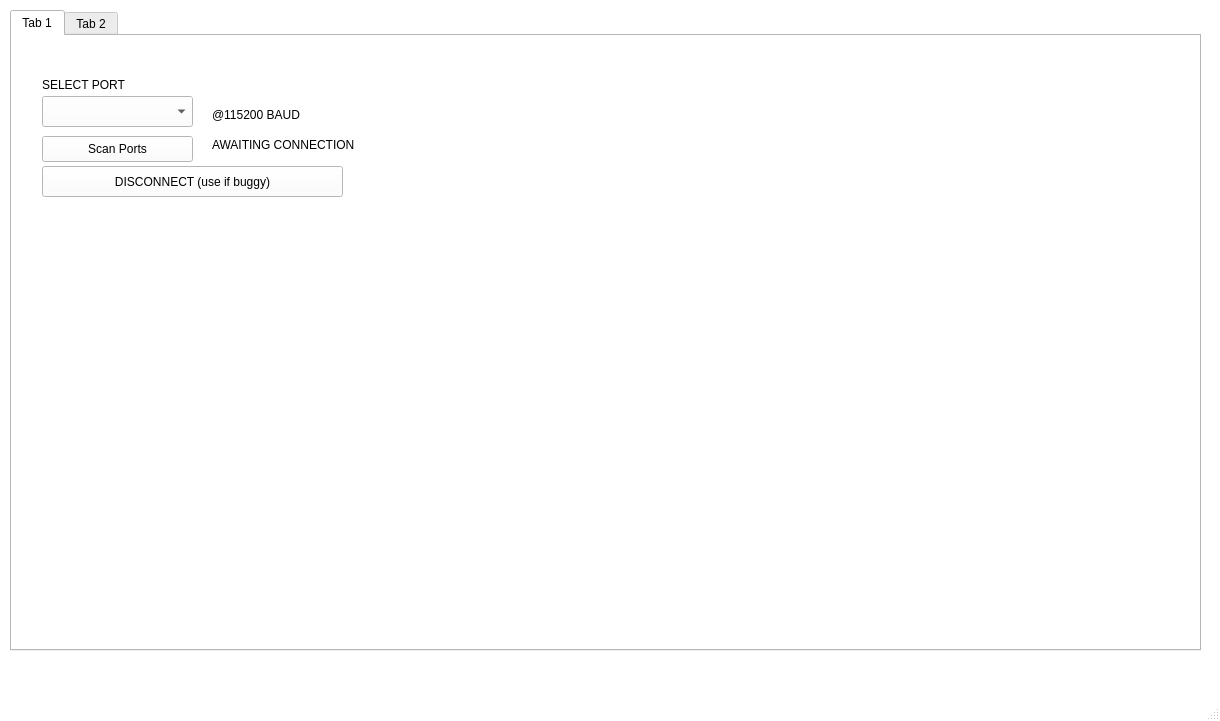
Old version of the form mainwindow.ui in the repository EEE318-project-grp12-2026/Grid-Simulator-Control-Interface.
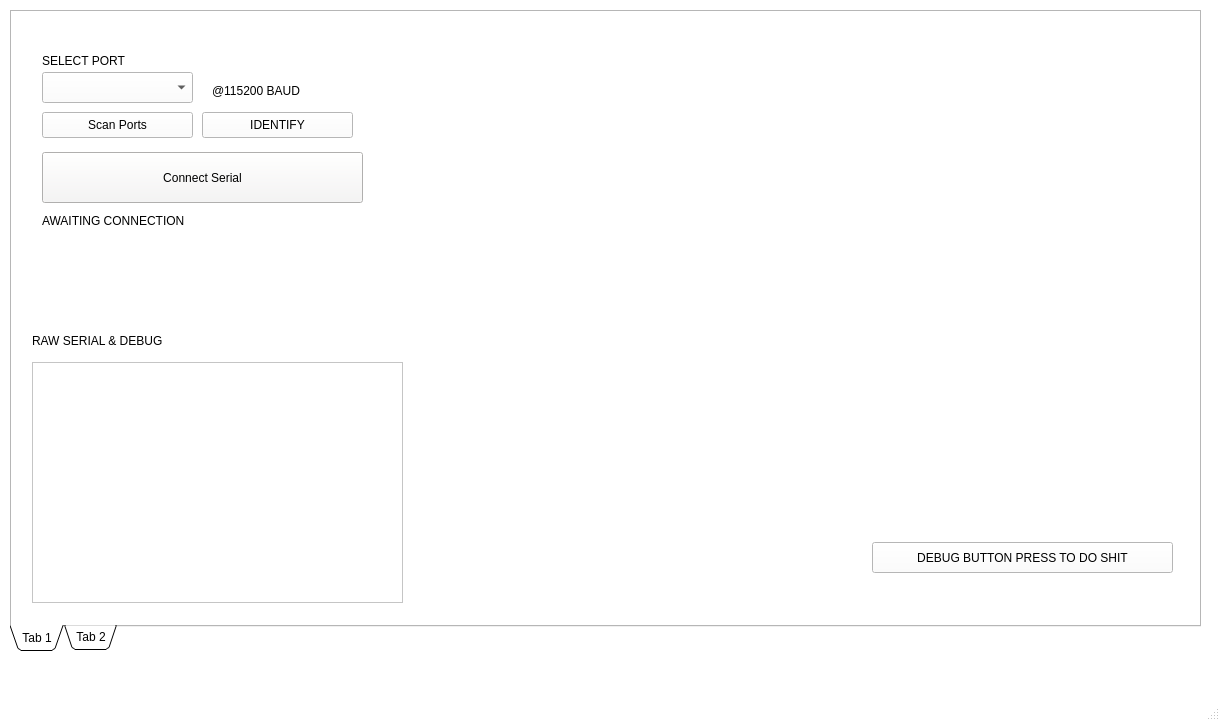
New version of the form. The open tabs and pages were chosen to show the change.

What changed in the file:
```diff
--- a/mainwindow.ui
+++ b/mainwindow.ui
@@ -492,6 +492,12 @@
       <height>641</height>
      </rect>
     </property>
+    <property name="tabPosition">
+     <enum>QTabWidget::TabPosition::South</enum>
+    </property>
+    <property name="tabShape">
+     <enum>QTabWidget::TabShape::Triangular</enum>
+    </property>
     <property name="currentIndex">
      <number>1</number>
     </property>
@@ -551,8 +557,8 @@
      <widget class="QLabel" name="lbl_connStat">
       <property name="geometry">
        <rect>
-        <x>200</x>
-        <y>100</y>
+        <x>30</x>
+        <y>200</y>
         <width>221</width>
         <height>18</height>
        </rect>
@@ -564,14 +570,544 @@
      <widget class="QPushButton" name="pushButton">
       <property name="geometry">
        <rect>
-        <x>30</x>
-        <y>130</y>
+        <x>860</x>
+        <y>530</y>
         <width>301</width>
         <height>31</height>
        </rect>
       </property>
       <property name="text">
-       <string>DISCONNECT (use if buggy)</string>
+       <string>DEBUG BUTTON PRESS TO DO SHIT</string>
+      </property>
+     </widget>
+     <widget class="QPushButton" name="btnConnectSerial">
+      <property name="geometry">
+       <rect>
+        <x>30</x>
+        <y>140</y>
+        <width>321</width>
+        <height>51</height>
+       </rect>
+      </property>
+      <property name="palette">
+       <palette>
+        <active>
+         <colorrole role="WindowText">
+          <brush brushstyle="SolidPattern">
+           <color alpha="255">
+            <red>0</red>
+            <green>0</green>
+            <blue>0</blue>
+           </color>
+          </brush>
+         </colorrole>
+         <colorrole role="Button">
+          <brush brushstyle="SolidPattern">
+           <color alpha="255">
+            <red>246</red>
+            <green>245</green>
+            <blue>244</blue>
+           </color>
+          </brush>
+         </colorrole>
+         <colorrole role="Light">
+          <brush brushstyle="SolidPattern">
+           <color alpha="255">
+            <red>255</red>
+            <green>255</green>
+            <blue>255</blue>
+           </color>
+          </brush>
+         </colorrole>
+         <colorrole role="Midlight">
+          <brush brushstyle="SolidPattern">
+           <color alpha="255">
+            <red>250</red>
+            <green>250</green>
+            <blue>249</blue>
+           </color>
+          </brush>
+         </colorrole>
+         <colorrole role="Dark">
+          <brush brushstyle="SolidPattern">
+           <color alpha="255">
+            <red>123</red>
+            <green>122</green>
+            <blue>122</blue>
+           </color>
+          </brush>
+         </colorrole>
+         <colorrole role="Mid">
+          <brush brushstyle="SolidPattern">
+           <color alpha="255">
+            <red>164</red>
+            <green>163</green>
+            <blue>163</blue>
+           </color>
+          </brush>
+         </colorrole>
+         <colorrole role="Text">
+          <brush brushstyle="SolidPattern">
+           <color alpha="255">
+            <red>0</red>
+            <green>0</green>
+            <blue>0</blue>
+           </color>
+          </brush>
+         </colorrole>
+         <colorrole role="BrightText">
+          <brush brushstyle="SolidPattern">
+           <color alpha="255">
+            <red>255</red>
+            <green>255</green>
+            <blue>255</blue>
+           </color>
+          </brush>
+         </colorrole>
+         <colorrole role="ButtonText">
+          <brush brushstyle="SolidPattern">
+           <color alpha="255">
+            <red>0</red>
+            <green>0</green>
+            <blue>0</blue>
+           </color>
+          </brush>
+         </colorrole>
+         <colorrole role="Base">
+          <brush brushstyle="SolidPattern">
+           <color alpha="255">
+            <red>255</red>
+            <green>255</green>
+            <blue>255</blue>
+           </color>
+          </brush>
+         </colorrole>
+         <colorrole role="Window">
+          <brush brushstyle="SolidPattern">
+           <color alpha="255">
+            <red>246</red>
+            <green>245</green>
+            <blue>244</blue>
+           </color>
+          </brush>
+         </colorrole>
+         <colorrole role="Shadow">
+          <brush brushstyle="SolidPattern">
+           <color alpha="255">
+            <red>0</red>
+            <green>0</green>
+            <blue>0</blue>
+           </color>
+          </brush>
+         </colorrole>
+         <colorrole role="AlternateBase">
+          <brush brushstyle="SolidPattern">
+           <color alpha="255">
+            <red>250</red>
+            <green>250</green>
+            <blue>249</blue>
+           </color>
+          </brush>
+         </colorrole>
+         <colorrole role="ToolTipBase">
+          <brush brushstyle="SolidPattern">
+           <color alpha="255">
+            <red>255</red>
+            <green>255</green>
+            <blue>220</blue>
+           </color>
+          </brush>
+         </colorrole>
+         <colorrole role="ToolTipText">
+          <brush brushstyle="SolidPattern">
+           <color alpha="255">
+            <red>0</red>
+            <green>0</green>
+            <blue>0</blue>
+           </color>
+          </brush>
+         </colorrole>
+         <colorrole role="PlaceholderText">
+          <brush brushstyle="SolidPattern">
+           <color alpha="127">
+            <red>0</red>
+            <green>0</green>
+            <blue>0</blue>
+           </color>
+          </brush>
+         </colorrole>
+         <colorrole role="Accent">
+          <brush brushstyle="SolidPattern">
+           <color alpha="255">
+            <red>255</red>
+            <green>255</green>
+            <blue>255</blue>
+           </color>
+          </brush>
+         </colorrole>
+        </active>
+        <inactive>
+         <colorrole role="WindowText">
+          <brush brushstyle="SolidPattern">
+           <color alpha="255">
+            <red>0</red>
+            <green>0</green>
+            <blue>0</blue>
+           </color>
+          </brush>
+         </colorrole>
+         <colorrole role="Button">
+          <brush brushstyle="SolidPattern">
+           <color alpha="255">
+            <red>246</red>
+            <green>245</green>
+            <blue>244</blue>
+           </color>
+          </brush>
+         </colorrole>
+         <colorrole role="Light">
+          <brush brushstyle="SolidPattern">
+           <color alpha="255">
+            <red>255</red>
+            <green>255</green>
+            <blue>255</blue>
+           </color>
+          </brush>
+         </colorrole>
+         <colorrole role="Midlight">
+          <brush brushstyle="SolidPattern">
+           <color alpha="255">
+            <red>250</red>
+            <green>250</green>
+            <blue>249</blue>
+           </color>
+          </brush>
+         </colorrole>
+         <colorrole role="Dark">
+          <brush brushstyle="SolidPattern">
+           <color alpha="255">
+            <red>123</red>
+            <green>122</green>
+            <blue>122</blue>
+           </color>
+          </brush>
+         </colorrole>
+         <colorrole role="Mid">
+          <brush brushstyle="SolidPattern">
+           <color alpha="255">
+            <red>164</red>
+            <green>163</green>
+            <blue>163</blue>
+           </color>
+          </brush>
+         </colorrole>
+         <colorrole role="Text">
+          <brush brushstyle="SolidPattern">
+           <color alpha="255">
+            <red>0</red>
+            <green>0</green>
+            <blue>0</blue>
+           </color>
+          </brush>
+         </colorrole>
+         <colorrole role="BrightText">
+          <brush brushstyle="SolidPattern">
+           <color alpha="255">
+            <red>255</red>
+            <green>255</green>
+            <blue>255</blue>
+           </color>
+          </brush>
+         </colorrole>
+         <colorrole role="ButtonText">
+          <brush brushstyle="SolidPattern">
+           <color alpha="255">
+            <red>0</red>
+            <green>0</green>
+            <blue>0</blue>
+           </color>
+          </brush>
+         </colorrole>
+         <colorrole role="Base">
+          <brush brushstyle="SolidPattern">
+           <color alpha="255">
+            <red>255</red>
+            <green>255</green>
+            <blue>255</blue>
+           </color>
+          </brush>
+         </colorrole>
+         <colorrole role="Window">
+          <brush brushstyle="SolidPattern">
+           <color alpha="255">
+            <red>246</red>
+            <green>245</green>
+            <blue>244</blue>
+           </color>
+          </brush>
+         </colorrole>
+         <colorrole role="Shadow">
+          <brush brushstyle="SolidPattern">
+           <color alpha="255">
+            <red>0</red>
+            <green>0</green>
+            <blue>0</blue>
+           </color>
+          </brush>
+         </colorrole>
+         <colorrole role="AlternateBase">
+          <brush brushstyle="SolidPattern">
+           <color alpha="255">
+            <red>250</red>
+            <green>250</green>
+            <blue>249</blue>
+           </color>
+          </brush>
+         </colorrole>
+         <colorrole role="ToolTipBase">
+          <brush brushstyle="SolidPattern">
+           <color alpha="255">
+            <red>255</red>
+            <green>255</green>
+            <blue>220</blue>
+           </color>
+          </brush>
+         </colorrole>
+         <colorrole role="ToolTipText">
+          <brush brushstyle="SolidPattern">
+           <color alpha="255">
+            <red>0</red>
+            <green>0</green>
+            <blue>0</blue>
+           </color>
+          </brush>
+         </colorrole>
+         <colorrole role="PlaceholderText">
+          <brush brushstyle="SolidPattern">
+           <color alpha="127">
+            <red>0</red>
+            <green>0</green>
+            <blue>0</blue>
+           </color>
+          </brush>
+         </colorrole>
+         <colorrole role="Accent">
+          <brush brushstyle="SolidPattern">
+           <color alpha="255">
+            <red>255</red>
+            <green>255</green>
+            <blue>255</blue>
+           </color>
+          </brush>
+         </colorrole>
+        </inactive>
+        <disabled>
+         <colorrole role="WindowText">
+          <brush brushstyle="SolidPattern">
+           <color alpha="255">
+            <red>123</red>
+            <green>122</green>
+            <blue>122</blue>
+           </color>
+          </brush>
+         </colorrole>
+         <colorrole role="Button">
+          <brush brushstyle="SolidPattern">
+           <color alpha="255">
+            <red>246</red>
+            <green>245</green>
+            <blue>244</blue>
+           </color>
+          </brush>
+         </colorrole>
+         <colorrole role="Light">
+          <brush brushstyle="SolidPattern">
+           <color alpha="255">
+            <red>255</red>
+            <green>255</green>
+            <blue>255</blue>
+           </color>
+          </brush>
+         </colorrole>
+         <colorrole role="Midlight">
+          <brush brushstyle="SolidPattern">
+           <color alpha="255">
+            <red>250</red>
+            <green>250</green>
+            <blue>249</blue>
+           </color>
+          </brush>
+         </colorrole>
+         <colorrole role="Dark">
+          <brush brushstyle="SolidPattern">
+           <color alpha="255">
+            <red>123</red>
+            <green>122</green>
+            <blue>122</blue>
+           </color>
+          </brush>
+         </colorrole>
+         <colorrole role="Mid">
+          <brush brushstyle="SolidPattern">
+           <color alpha="255">
+            <red>164</red>
+            <green>163</green>
+            <blue>163</blue>
+           </color>
+          </brush>
+         </colorrole>
+         <colorrole role="Text">
+          <brush brushstyle="SolidPattern">
+           <color alpha="255">
+            <red>123</red>
+            <green>122</green>
+            <blue>122</blue>
+           </color>
+          </brush>
+         </colorrole>
+         <colorrole role="BrightText">
+          <brush brushstyle="SolidPattern">
+           <color alpha="255">
+            <red>255</red>
+            <green>255</green>
+            <blue>255</blue>
+           </color>
+          </brush>
+         </colorrole>
+         <colorrole role="ButtonText">
+          <brush brushstyle="SolidPattern">
+           <color alpha="255">
+            <red>123</red>
+            <green>122</green>
+            <blue>122</blue>
+           </color>
+          </brush>
+         </colorrole>
+         <colorrole role="Base">
+          <brush brushstyle="SolidPattern">
+           <color alpha="255">
+            <red>246</red>
+            <green>245</green>
+            <blue>244</blue>
+           </color>
+          </brush>
+         </colorrole>
+         <colorrole role="Window">
+          <brush brushstyle="SolidPattern">
+           <color alpha="255">
+            <red>246</red>
+            <green>245</green>
+            <blue>244</blue>
+           </color>
+          </brush>
+         </colorrole>
+         <colorrole role="Shadow">
+          <brush brushstyle="SolidPattern">
+           <color alpha="255">
+            <red>0</red>
+            <green>0</green>
+            <blue>0</blue>
+           </color>
+          </brush>
+         </colorrole>
+         <colorrole role="AlternateBase">
+          <brush brushstyle="SolidPattern">
+           <color alpha="255">
+            <red>246</red>
+            <green>245</green>
+            <blue>244</blue>
+           </color>
+          </brush>
+         </colorrole>
+         <colorrole role="ToolTipBase">
+          <brush brushstyle="SolidPattern">
+           <color alpha="255">
+            <red>255</red>
+            <green>255</green>
+            <blue>220</blue>
+           </color>
+          </brush>
+         </colorrole>
+         <colorrole role="ToolTipText">
+          <brush brushstyle="SolidPattern">
+           <color alpha="255">
+            <red>0</red>
+            <green>0</green>
+            <blue>0</blue>
+           </color>
+          </brush>
+         </colorrole>
+         <colorrole role="PlaceholderText">
+          <brush brushstyle="SolidPattern">
+           <color alpha="127">
+            <red>123</red>
+            <green>122</green>
+            <blue>122</blue>
+           </color>
+          </brush>
+         </colorrole>
+         <colorrole role="Accent">
+          <brush brushstyle="SolidPattern">
+           <color alpha="255">
+            <red>255</red>
+            <green>255</green>
+            <blue>255</blue>
+           </color>
+          </brush>
+         </colorrole>
+        </disabled>
+       </palette>
+      </property>
+      <property name="text">
+       <string>Connect Serial</string>
+      </property>
+     </widget>
+     <widget class="QPushButton" name="btnIDENTIFY_SERIAL">
+      <property name="geometry">
+       <rect>
+        <x>190</x>
+        <y>100</y>
+        <width>151</width>
+        <height>26</height>
+       </rect>
+      </property>
+      <property name="text">
+       <string>IDENTIFY</string>
+      </property>
+     </widget>
+     <widget class="QListWidget" name="listWidget">
+      <property name="geometry">
+       <rect>
+        <x>20</x>
+        <y>350</y>
+        <width>371</width>
+        <height>241</height>
+       </rect>
+      </property>
+      <property name="dragDropMode">
+       <enum>QAbstractItemView::DragDropMode::DragDrop</enum>
+      </property>
+      <property name="textElideMode">
+       <enum>Qt::TextElideMode::ElideMiddle</enum>
+      </property>
+      <property name="flow">
+       <enum>QListView::Flow::TopToBottom</enum>
+      </property>
+      <property name="layoutMode">
+       <enum>QListView::LayoutMode::SinglePass</enum>
+      </property>
+     </widget>
+     <widget class="QLabel" name="lbl_connStat_2">
+      <property name="geometry">
+       <rect>
+        <x>20</x>
+        <y>320</y>
+        <width>221</width>
+        <height>18</height>
+       </rect>
+      </property>
+      <property name="text">
+       <string>RAW SERIAL &amp; DEBUG</string>
       </property>
      </widget>
     </widget>
@@ -1002,16 +1538,6 @@
        <string>Power Generated</string>
       </property>
      </widget>
-     <widget class="QListWidget" name="listWidget">
-      <property name="geometry">
-       <rect>
-        <x>830</x>
-        <y>320</y>
-        <width>351</width>
-        <height>271</height>
-       </rect>
-      </property>
-     </widget>
      <widget class="QLabel" name="label_8">
       <property name="geometry">
        <rect>
```
Left out of the diff: 4 changed lines with no effect on the pictures.
